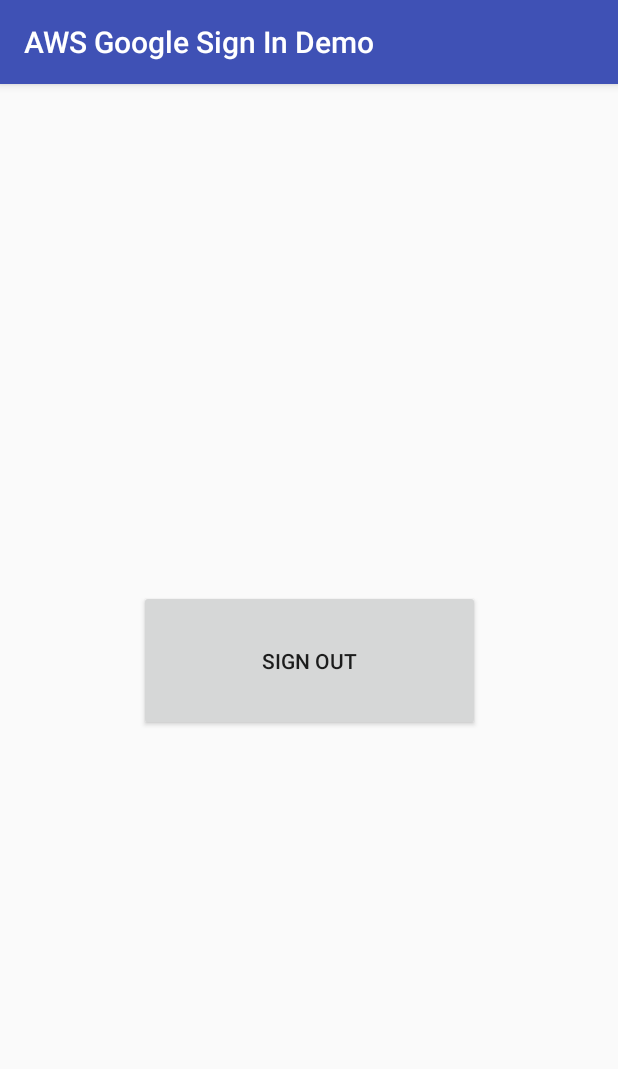
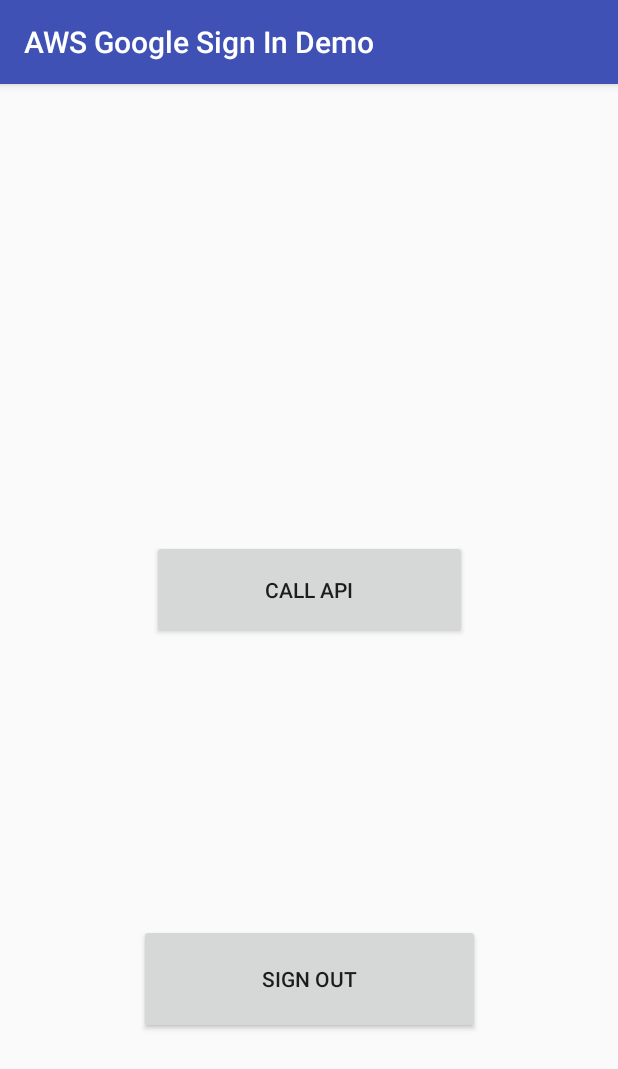
Before and after one commit to shmuliklinger/AWSGoogleSignInDemo, an Android app: the MainActivity screen opened directly, with no data from a screen before it, on a phone screen of 412 x 824 dp. Shown: the top 1069 px of the screen. Run offline under Robolectric (Android 15) with nearby library versions, the phone set to English and light mode, and no system bars; libraries missing offline, so code that uses them is left out: com.amazonaws.http, com.amazonaws.mobile, com.amazonaws.mobileconnectors, com.amazonaws.util; 1 statement that could not run was skipped.

```diff
--- a/app/build.gradle
+++ b/app/build.gradle
@@ -38,6 +38,7 @@ dependencies {
     implementation 'com.android.support:appcompat-v7:27.+'
     implementation('com.amazonaws:aws-android-sdk-auth-ui:2.7.+@aar') { transitive = true }
     implementation('com.amazonaws:aws-android-sdk-auth-google:2.7.+@aar') { transitive = true }
+    implementation 'com.amazonaws:aws-android-sdk-apigateway-core:2.7.+'
 
 
 }
--- a/app/src/main/res/layout/activity_main.xml
+++ b/app/src/main/res/layout/activity_main.xml
@@ -10,9 +10,24 @@
     <Button
         android:id="@+id/signout_button"
         android:layout_width="227dp"
-        android:layout_height="94dp"
+        android:layout_height="73dp"
+        android:layout_marginBottom="48dp"
         android:text="@string/signout_button"
         app:layout_constraintBottom_toBottomOf="parent"
+        app:layout_constraintEnd_toEndOf="parent"
+        app:layout_constraintHorizontal_bias="0.503"
+        app:layout_constraintStart_toStartOf="parent"
+        app:layout_constraintTop_toBottomOf="@+id/get_api_button"
+        app:layout_constraintVertical_bias="0.884" />
+
+    <Button
+        android:id="@+id/get_api_button"
+        android:layout_width="210dp"
+        android:layout_height="66dp"
+        android:layout_marginBottom="104dp"
+        android:layout_marginTop="217dp"
+        android:text="@string/get_api_button"
+        app:layout_constraintBottom_toTopOf="@+id/signout_button"
         app:layout_constraintEnd_toEndOf="parent"
         app:layout_constraintStart_toStartOf="parent"
         app:layout_constraintTop_toTopOf="parent" />
--- a/app/src/main/res/values/strings.xml
+++ b/app/src/main/res/values/strings.xml
@@ -7,5 +7,7 @@
     <string name="nav_header_subtitle">android.studio@android.com</string>
     <string name="nav_header_desc">Navigation header</string>
     <string name="action_settings">Settings</string>
+    <string name="get_api_button">Call API</string>
     <string name="signout_button">Sign Out</string>
+
 </resources>
```
Also changed, not shown: app/src/main/java/com/klinger/shmuli/awsgooglesignindemo/MainActivity.java (+102 -0 lines), 3 other files.
